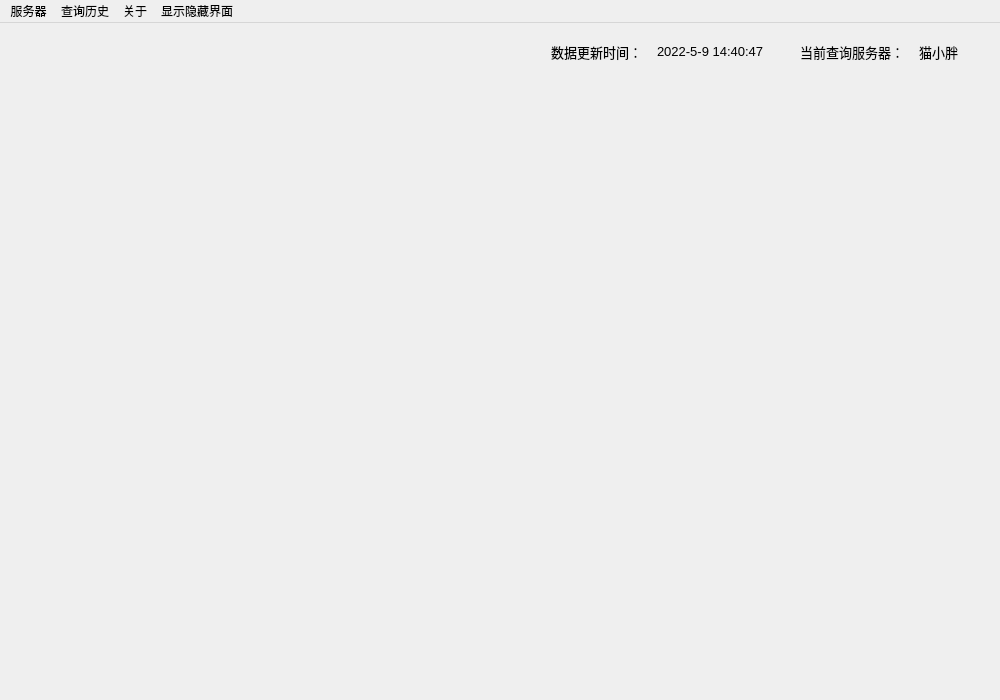
This is Paissa.ui in NagaResst/Paissa as Qt 5 draws it before an edit. The edited form follows.
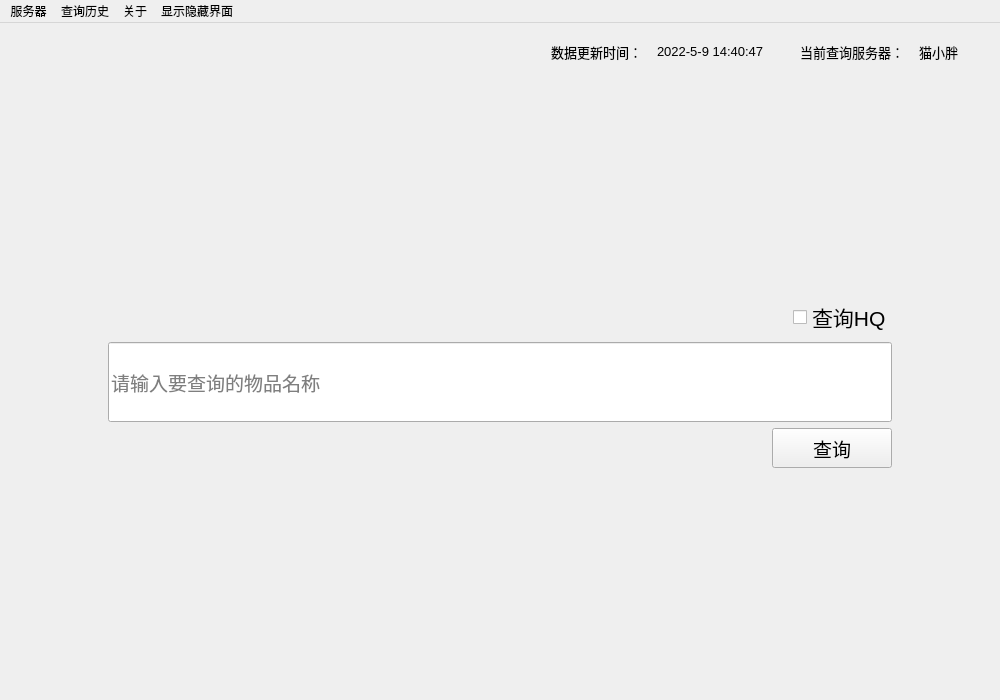
This is the edited form.

What changed in the file:
```diff
--- a/Paissa.ui
+++ b/Paissa.ui
@@ -158,7 +158,98 @@
     <item row="1" column="0">
      <layout class="QGridLayout" name="show_data_area">
       <item row="0" column="0">
-       <widget class="QWidget" name="show_data_box" native="true"/>
+       <widget class="QWidget" name="show_data_box" native="true">
+        <layout class="QGridLayout" name="gridLayout_2">
+         <item row="0" column="0">
+          <widget class="QWidget" name="query_item_id" native="true">
+           <layout class="QGridLayout" name="gridLayout_4">
+            <item row="0" column="0">
+             <layout class="QVBoxLayout" name="query_box" stretch="0,0,0">
+              <property name="leftMargin">
+               <number>80</number>
+              </property>
+              <property name="topMargin">
+               <number>0</number>
+              </property>
+              <property name="rightMargin">
+               <number>80</number>
+              </property>
+              <property name="bottomMargin">
+               <number>0</number>
+              </property>
+              <item alignment="Qt::AlignRight">
+               <widget class="QCheckBox" name="query_is_hq">
+                <property name="minimumSize">
+                 <size>
+                  <width>15</width>
+                  <height>15</height>
+                 </size>
+                </property>
+                <property name="font">
+                 <font>
+                  <family>Arial</family>
+                  <pointsize>16</pointsize>
+                 </font>
+                </property>
+                <property name="text">
+                 <string>查询HQ</string>
+                </property>
+                <property name="iconSize">
+                 <size>
+                  <width>20</width>
+                  <height>20</height>
+                 </size>
+                </property>
+               </widget>
+              </item>
+              <item>
+               <widget class="QLineEdit" name="input_item_name">
+                <property name="minimumSize">
+                 <size>
+                  <width>0</width>
+                  <height>80</height>
+                 </size>
+                </property>
+                <property name="font">
+                 <font>
+                  <family>Agency FB</family>
+                  <pointsize>14</pointsize>
+                 </font>
+                </property>
+                <property name="text">
+                 <string/>
+                </property>
+                <property name="placeholderText">
+                 <string>请输入要查询的物品名称</string>
+                </property>
+               </widget>
+              </item>
+              <item alignment="Qt::AlignRight">
+               <widget class="QToolButton" name="query_button">
+                <property name="minimumSize">
+                 <size>
+                  <width>120</width>
+                  <height>40</height>
+                 </size>
+                </property>
+                <property name="font">
+                 <font>
+                  <family>Arial</family>
+                  <pointsize>14</pointsize>
+                 </font>
+                </property>
+                <property name="text">
+                 <string>查询</string>
+                </property>
+               </widget>
+              </item>
+             </layout>
+            </item>
+           </layout>
+          </widget>
+         </item>
+        </layout>
+       </widget>
       </item>
      </layout>
     </item>
```
